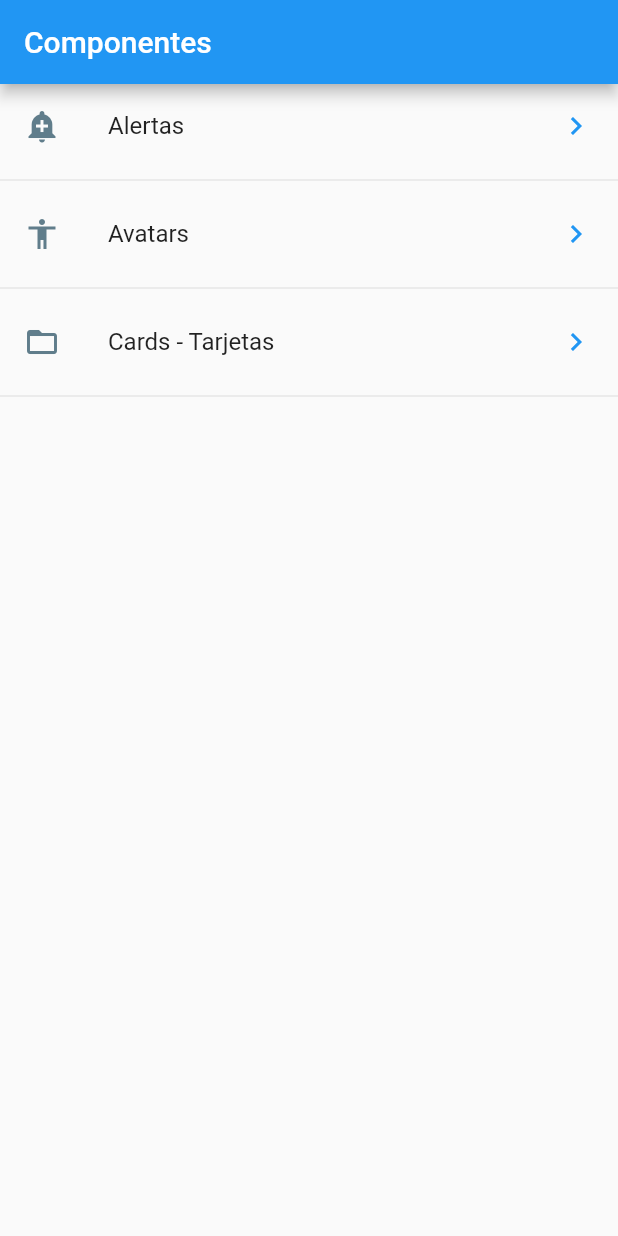
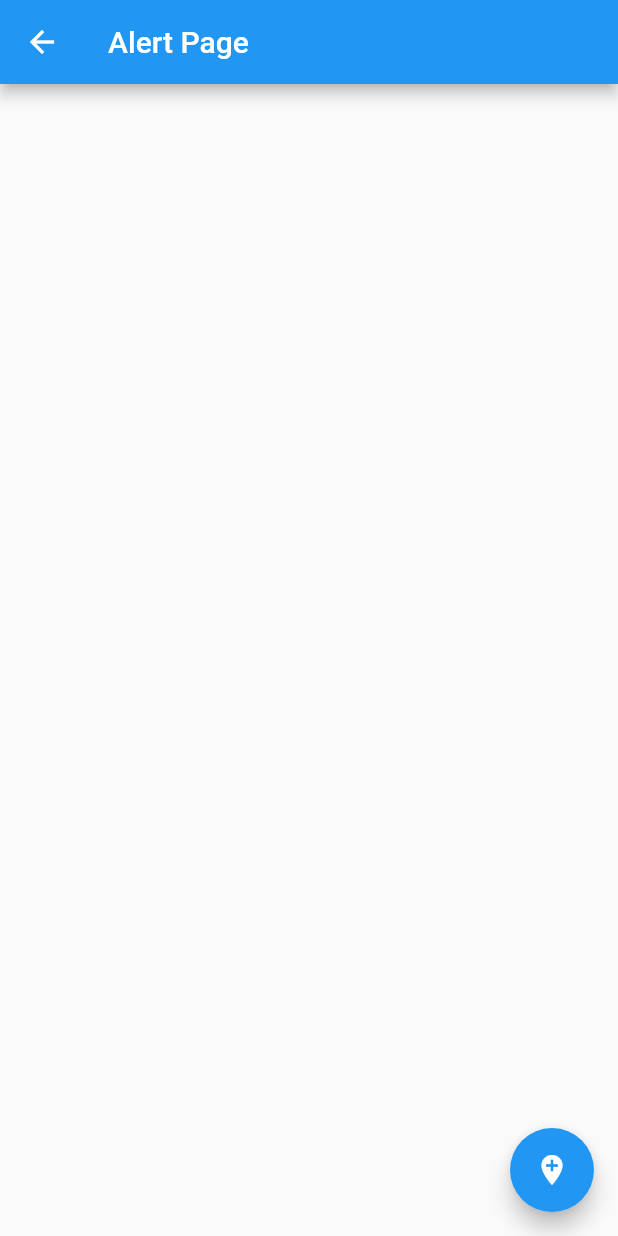
Before and after one commit to eraldovicente/Curso_Flutter, a Flutter app: the screen it shows after launch, after a tap on "Alertas", on a phone screen of 412 x 824 dp. Run offline on Flutter 3.47's test engine with Material 2 defaults, Android fonts, the phone set to English and light mode, and no system bars.

Commit message:
Navegar a una nueva pantalla en Flutter

```diff
--- /dev/null
+++ b/componentes/lib/src/pages/alert_page.dart
@@ -0,0 +1,20 @@
+import 'package:flutter/material.dart';
+
+class AlertPage extends StatelessWidget {
+
+  @override
+  Widget build(BuildContext context) {
+
+    return Scaffold(
+      appBar: AppBar(
+        title: Text('Alert Page'),
+      ),
+      floatingActionButton: FloatingActionButton(
+        child: Icon( Icons.add_location ),
+        onPressed: () {
+          Navigator.pop(context);
+        },),
+    );
+
+  }
+}
--- a/componentes/lib/src/pages/home_page.dart
+++ b/componentes/lib/src/pages/home_page.dart
@@ -3,6 +3,8 @@ import 'package:flutter/material.dart';
 import 'package:componentes/src/providers/menu_provider.dart';
 
 import 'package:componentes/src/utils/icono_string_util.dart';
+
+import 'package:componentes/src/pages/alert_page.dart';
 
 class HomePage extends StatelessWidget {
 
@@ -29,14 +31,14 @@ class HomePage extends StatelessWidget {
       builder: ( context, AsyncSnapshot<List<dynamic>> snapshot ) {
 
         return ListView(
-          children: _listaItems( snapshot.data ),
+          children: _listaItems( snapshot.data, context ),
         );
 
       },
     );
   }
 
-  List<Widget> _listaItems( List<dynamic> data ) {
+  List<Widget> _listaItems( List<dynamic> data, BuildContext context ) {
 
     final List<Widget> opciones = [];
 
@@ -46,7 +48,15 @@ class HomePage extends StatelessWidget {
         title: Text( opt['texto'] ),
         leading: getIcon( opt['icon'] ),
         trailing: Icon( Icons.keyboard_arrow_right, color: Colors.blue ),
-        onTap: () {},
+        onTap: () {
+
+          final route = MaterialPageRoute(
+            builder: ( context ) => AlertPage()
+          );
+
+          Navigator.push(context, route);
+
+        },
       );
 
       opciones..add( widgetTemp )
```
Also changed, not shown: componentes/lib/src/pages/avatar_page.dart (added, +15 -0 lines).
